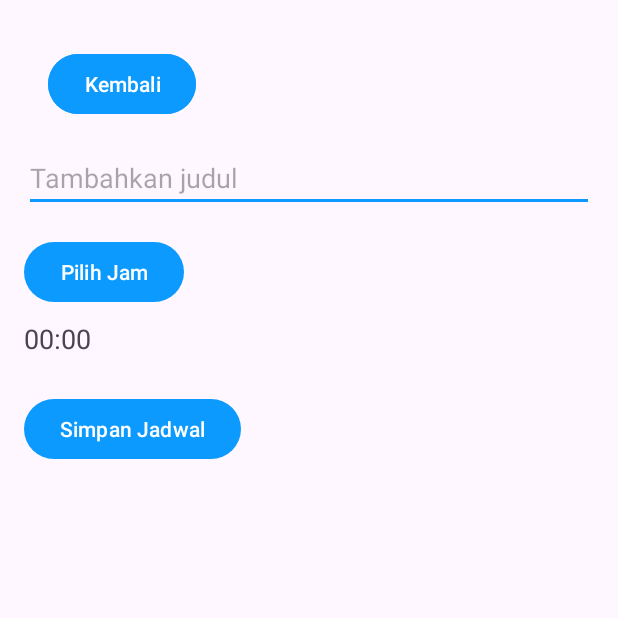
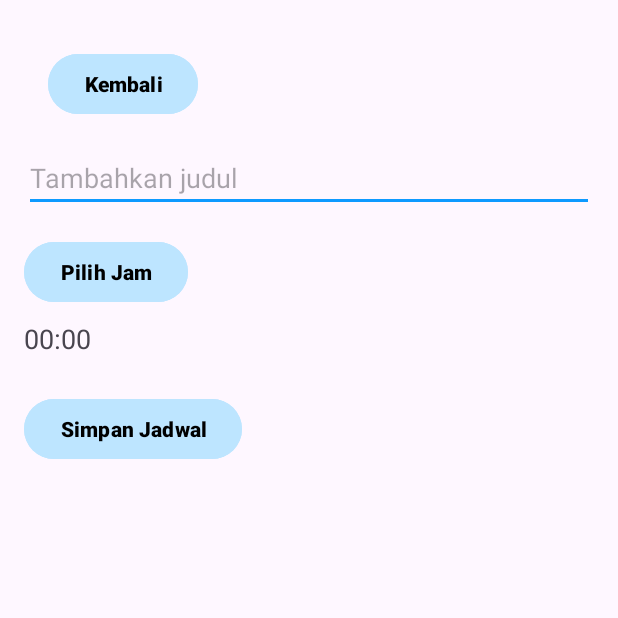
Before and after one commit to myrna12345/SmartFeed, an Android app: the AturJadwalActivity screen opened directly, with no data from a screen before it, on a phone screen of 412 x 824 dp, the top half of it. Run offline under Robolectric (Android 15) with nearby library versions, the phone set to English and light mode, and no system bars.

Commit message:
perbaikan warna button

```diff
--- a/app/src/main/res/layout/activity_atur_jadwal.xml
+++ b/app/src/main/res/layout/activity_atur_jadwal.xml
@@ -10,8 +10,9 @@
         android:layout_width="wrap_content"
         android:layout_height="wrap_content"
         android:text="Kembali"
-        android:backgroundTint="#0D9AFF"
-        android:textColor="@android:color/white"
+        android:backgroundTint="#BDE5FF"
+        android:textColor="@android:color/black"
+        android:textStyle="bold"
         android:layout_margin="16dp"/>
 
     <EditText
@@ -23,6 +24,9 @@
     <Button
         android:id="@+id/btnPilihJam"
         android:text="Pilih Jam"
+        android:backgroundTint="#BDE5FF"
+        android:textColor="@android:color/black"
+        android:textStyle="bold"
         android:layout_width="wrap_content"
         android:layout_height="wrap_content"
         android:layout_marginTop="16dp" />
@@ -38,6 +42,9 @@
     <Button
         android:id="@+id/btnSimpan"
         android:text="Simpan Jadwal"
+        android:backgroundTint="#BDE5FF"
+        android:textColor="@android:color/black"
+        android:textStyle="bold"
         android:layout_width="wrap_content"
         android:layout_height="wrap_content"
         android:layout_marginTop="24dp" />
--- a/app/src/main/res/layout/activity_lihat_jadwal.xml
+++ b/app/src/main/res/layout/activity_lihat_jadwal.xml
@@ -10,8 +10,8 @@
         android:layout_width="wrap_content"
         android:layout_height="wrap_content"
         android:text="Kembali"
-        android:backgroundTint="#0D9AFF"
-        android:textColor="@android:color/white"
+        android:backgroundTint="#BDE5FF"
+        android:textColor="@android:color/black"
         android:layout_margin="16dp"/>
 
     <androidx.recyclerview.widget.RecyclerView
```
Also changed, not shown: app/src/main/res/layout/activity_dashboard.xml (+6 -3 lines).
